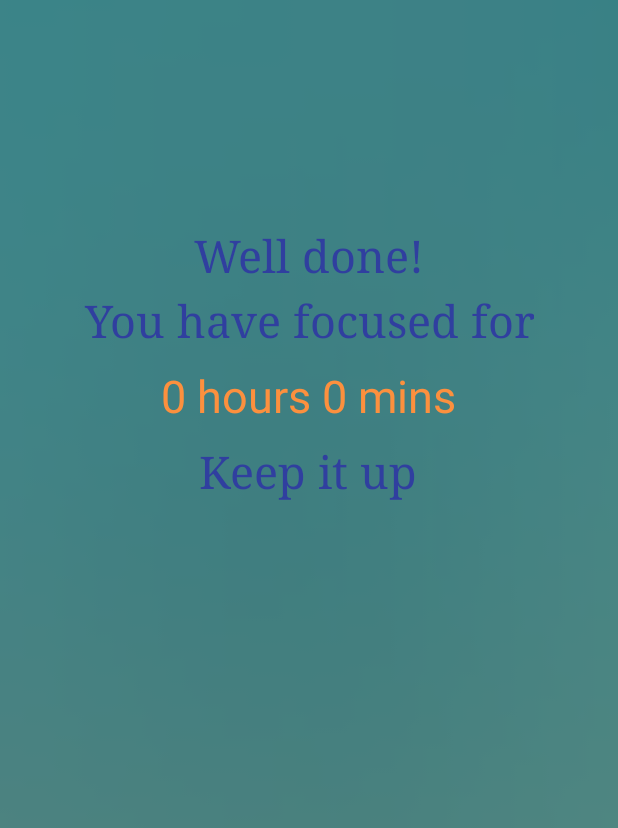
After one commit to YujieLyu/Focusing, an Android app: the Finish_Activity screen opened directly, with no data from a screen before it, on a phone screen of 412 x 824 dp. The commit adds this screen. Shown: the top 828 px of the screen. Run offline under Robolectric (Android 15) with nearby library versions, the phone set to English and light mode, and no system bars.

Commit message:
Add the finish_activity to summary, but the logic still need to be modified

```diff
--- a/app/src/main/AndroidManifest.xml
+++ b/app/src/main/AndroidManifest.xml
@@ -35,9 +35,8 @@
         <activity android:name="com.example.jessie.focusing.view.MainActivity" />
         <activity android:name="com.example.jessie.focusing.view.Lock_App_Activity"/>
         <activity android:name="com.example.jessie.focusing.view.LockScreenActivity" />
-        <activity android:name=".view.Countdown_Activity">
-
-        </activity>
+        <activity android:name=".view.Countdown_Activity"/>
+        <activity android:name=".view.Finish_Activity"/>
 
         <service
             android:name="com.example.jessie.focusing.LoadAppListService"
--- a/app/src/main/java/com/example/jessie/focusing/service/LockService.java
+++ b/app/src/main/java/com/example/jessie/focusing/service/LockService.java
@@ -10,13 +10,11 @@ import android.content.Intent;
 import android.content.pm.PackageManager;
 import android.content.pm.ResolveInfo;
 
-import com.example.jessie.focusing.AppConstants;
+import com.example.jessie.focusing.utils.AppConstants;
 import com.example.jessie.focusing.database.AppInfoManager;
 import com.example.jessie.focusing.view.Countdown_Activity;
-import com.example.jessie.focusing.view.LockScreenActivity;
 
 import java.util.ArrayList;
-import java.util.Date;
 import java.util.List;
 
 /**
--- a/app/src/main/java/com/example/jessie/focusing/AppConstants.java
+++ b/app/src/main/java/com/example/jessie/focusing/utils/AppConstants.java
@@ -1,4 +1,4 @@
-package com.example.jessie.focusing;
+package com.example.jessie.focusing.utils;
 
 import java.util.jar.Manifest;
 
--- a/app/src/main/java/com/example/jessie/focusing/utils/ScanAppsTool.java
+++ b/app/src/main/java/com/example/jessie/focusing/utils/ScanAppsTool.java
@@ -5,7 +5,6 @@ import android.content.pm.PackageInfo;
 import android.content.pm.PackageManager;
 import android.util.Log;
 
-import com.example.jessie.focusing.AppConstants;
 import com.example.jessie.focusing.model.AppInfo;
 
 import java.util.ArrayList;
--- /dev/null
+++ b/app/src/main/java/com/example/jessie/focusing/view/Finish_Activity.java
@@ -0,0 +1,77 @@
+package com.example.jessie.focusing.view;
+
+import android.content.res.Resources;
+import android.graphics.Bitmap;
+import android.graphics.Color;
+import android.graphics.drawable.Drawable;
+import android.os.Bundle;
+import android.support.v7.app.AppCompatActivity;
+import android.view.View;
+import android.view.ViewTreeObserver;
+import android.widget.RelativeLayout;
+import android.widget.TextView;
+
+import com.example.jessie.focusing.R;
+import com.example.jessie.focusing.utils.LockUtil;
+
+import java.util.Calendar;
+
+
+/**
+ * @author : Yujie Lyu
+ * @date : 15-01-2019
+ * @time : 11:15
+ */
+public class Finish_Activity extends AppCompatActivity {
+
+    private long timeSummary;
+    private RelativeLayout finishLayout;
+    private TextView tv_wellDone, tv_summary, tv_keepUp;
+
+
+    @Override
+    public void onCreate(Bundle savedInstanceState) {
+        super.onCreate(savedInstanceState);
+        setContentView(R.layout.activity_finish);
+        View decorView = getWindow().getDecorView();
+        int option = View.SYSTEM_UI_FLAG_LAYOUT_FULLSCREEN
+                | View.SYSTEM_UI_FLAG_LAYOUT_STABLE;
+        decorView.setSystemUiVisibility(option);
+        getWindow().setStatusBarColor(Color.TRANSPARENT);
+        finishLayout = findViewById(R.id.finish_layout);
+        tv_wellDone = findViewById(R.id.tv_welldone);
+        tv_keepUp = findViewById(R.id.tv_keepup);
+        tv_summary = findViewById(R.id.tv_summary);
+        initData();
+
+    }
+
+    public void initData() {
+        timeSummary = getIntent().getLongExtra("countTime", 0);
+        initLayoutBackground();
+
+    }
+
+    private void initLayoutBackground() {
+
+        Calendar convertTime = Calendar.getInstance();
+        convertTime.setTimeInMillis(timeSummary);
+        int hours = convertTime.get(Calendar.HOUR_OF_DAY);
+        int mins = convertTime.get(Calendar.MINUTE);
+        tv_summary.setText(String.format("%d hours %d mins", hours, mins));
+        Resources resources = this.getResources();
+        final Drawable bgPic = resources.getDrawable(R.drawable.bg_pure2);
+        finishLayout.getViewTreeObserver().addOnPreDrawListener(
+                new ViewTreeObserver.OnPreDrawListener() {
+                    @Override
+                    public boolean onPreDraw() {
+                        finishLayout.getViewTreeObserver().removeOnPreDrawListener(this);
+                        finishLayout.buildDrawingCache();
+                        Bitmap bmp = LockUtil.drawableToBitmap(bgPic, finishLayout);
+                        LockUtil.blur(Finish_Activity.this, LockUtil.big(bmp), finishLayout);  //高斯模糊
+                        return true;
+                    }
+                });
+
+    }
+}
--- a/app/src/main/java/com/example/jessie/focusing/view/LockScreenActivity.java
+++ b/app/src/main/java/com/example/jessie/focusing/view/LockScreenActivity.java
@@ -13,7 +13,7 @@ import android.widget.RelativeLayout;
 import android.widget.TextView;
 
 
-import com.example.jessie.focusing.AppConstants;
+import com.example.jessie.focusing.utils.AppConstants;
 import com.example.jessie.focusing.utils.LockUtil;
 import com.example.jessie.focusing.R;
 
--- a/app/src/main/java/com/example/jessie/focusing/view/TimePickerFragment.java
+++ b/app/src/main/java/com/example/jessie/focusing/view/TimePickerFragment.java
@@ -18,14 +18,14 @@ import java.util.Calendar;
  * @time : 00:48
  */
 public class TimePickerFragment extends DialogFragment implements TimePickerDialog.OnTimeSetListener {
-    private long displayTime;
+//    private long displayTime;
 
     @NonNull
     @Override
     public Dialog onCreateDialog(Bundle savedInstanceState) {
         //新建日历类用于获取当前时间
         Calendar calendar = Calendar.getInstance();
-        displayTime=calendar.getTimeInMillis();
+//        displayTime=calendar.getTimeInMillis();
         int hour = calendar.get(Calendar.HOUR_OF_DAY);
         int minute = calendar.get(Calendar.MINUTE);
         //返回TimePickerDialog对象
--- a/app/src/main/java/com/example/jessie/focusing/view/WelcomeActivity.java
+++ b/app/src/main/java/com/example/jessie/focusing/view/WelcomeActivity.java
@@ -11,7 +11,7 @@ import android.os.Bundle;
 import android.view.View;
 import android.widget.ImageView;
 
-import com.example.jessie.focusing.AppConstants;
+import com.example.jessie.focusing.utils.AppConstants;
 import com.example.jessie.focusing.DialogPermission;
 import com.example.jessie.focusing.utils.LockUtil;
 import com.example.jessie.focusing.R;
--- /dev/null
+++ b/app/src/main/res/layout/activity_finish.xml
@@ -0,0 +1,47 @@
+<?xml version="1.0" encoding="utf-8"?>
+<RelativeLayout xmlns:android="http://schemas.android.com/apk/res/android"
+    android:layout_width="match_parent"
+    android:layout_height="match_parent"
+    android:id="@+id/finish_layout"
+    xmlns:app="http://schemas.android.com/apk/res-auto">
+
+    <TextView
+        android:id="@+id/tv_welldone"
+        android:layout_width="wrap_content"
+        android:layout_height="wrap_content"
+        android:layout_centerHorizontal="true"
+        android:layout_marginTop="150dp"
+        android:fontFamily="serif"
+        android:lineSpacingExtra="8sp"
+        android:text="@string/focus_summary"
+        android:textAlignment="center"
+        android:textColor="@color/bg_blue_dark"
+        android:textSize="30dp" />
+
+    <TextView
+        android:id="@+id/tv_summary"
+        android:layout_width="wrap_content"
+        android:layout_height="wrap_content"
+        android:layout_below="@id/tv_welldone"
+        android:layout_marginTop="10dp"
+        android:layout_centerHorizontal="true"
+        android:textSize="30dp"
+        android:textColor="@color/text_orange"/>
+
+
+    <TextView
+        android:id="@+id/tv_keepup"
+        android:layout_width="wrap_content"
+        android:layout_height="wrap_content"
+        android:layout_below="@id/tv_summary"
+        android:layout_centerHorizontal="true"
+        android:layout_marginTop="10dp"
+        android:fontFamily="serif"
+        android:lineSpacingExtra="8sp"
+        android:text="@string/keep_it_up"
+        android:textAlignment="center"
+        android:textColor="@color/bg_blue_dark"
+        android:textSize="30dp" />
+
+
+</RelativeLayout>
--- a/app/src/main/res/values/colors.xml
+++ b/app/src/main/res/values/colors.xml
@@ -8,7 +8,7 @@
     <color name="bg_pink">#b34d88</color>
     <color name="bg_blue_normal">#5677FC</color>
     <color name="bg_blue_toolbar">#3F51B5</color>
-    <color name="bg_blue_dark">#303F9F</color>
+    <color name="bg_blue_dark">#303f9f</color>
     <color name="bg_white">#FFFFFF</color>
     <color name="grey">#49494a</color>
     <color name="light_grey">#9e9e9e</color>
--- a/app/src/main/res/values/strings.xml
+++ b/app/src/main/res/values/strings.xml
@@ -82,5 +82,7 @@
 
     <string name="pref_title_vibrate">Vibrate</string>
     <string name="focusing_suggestion">Please keep focusing</string>
+    <string name="focus_summary">Well done!\nYou have focused for</string>
+    <string name="keep_it_up">Keep it up</string>
 
 </resources>
```
Also changed, not shown: app/src/main/java/com/example/jessie/focusing/view/Countdown_Activity.java (+23 -22 lines), app/src/main/java/com/example/jessie/focusing/view/Lock_App_Activity.java (+4 -4 lines), app/src/main/java/com/example/jessie/focusing/view/MainActivity.java (+11 -12 lines), app/src/main/res/drawable/bg_pure2.jpeg (added).
